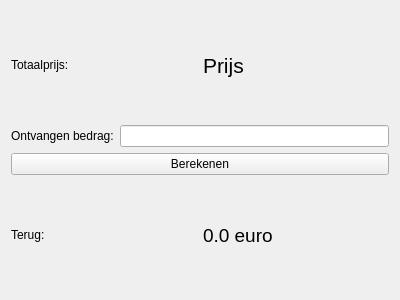
Above: kassaChiroTisselt/afrekenen.ui from robbe000/kassaChiroTisselt before the change. Below: the same form after it.
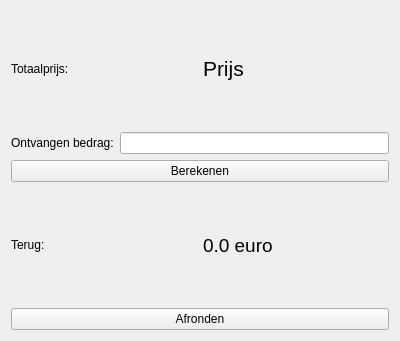
That is the form after the change.

```diff
--- a/kassaChiroTisselt/afrekenen.ui
+++ b/kassaChiroTisselt/afrekenen.ui
@@ -7,7 +7,7 @@
     <x>0</x>
     <y>0</y>
     <width>400</width>
-    <height>300</height>
+    <height>341</height>
    </rect>
   </property>
   <property name="windowTitle">
@@ -81,6 +81,13 @@
      </item>
     </layout>
    </item>
+   <item>
+    <widget class="QPushButton" name="pushButton">
+     <property name="text">
+      <string>Afronden</string>
+     </property>
+    </widget>
+   </item>
   </layout>
  </widget>
  <resources/>
```
